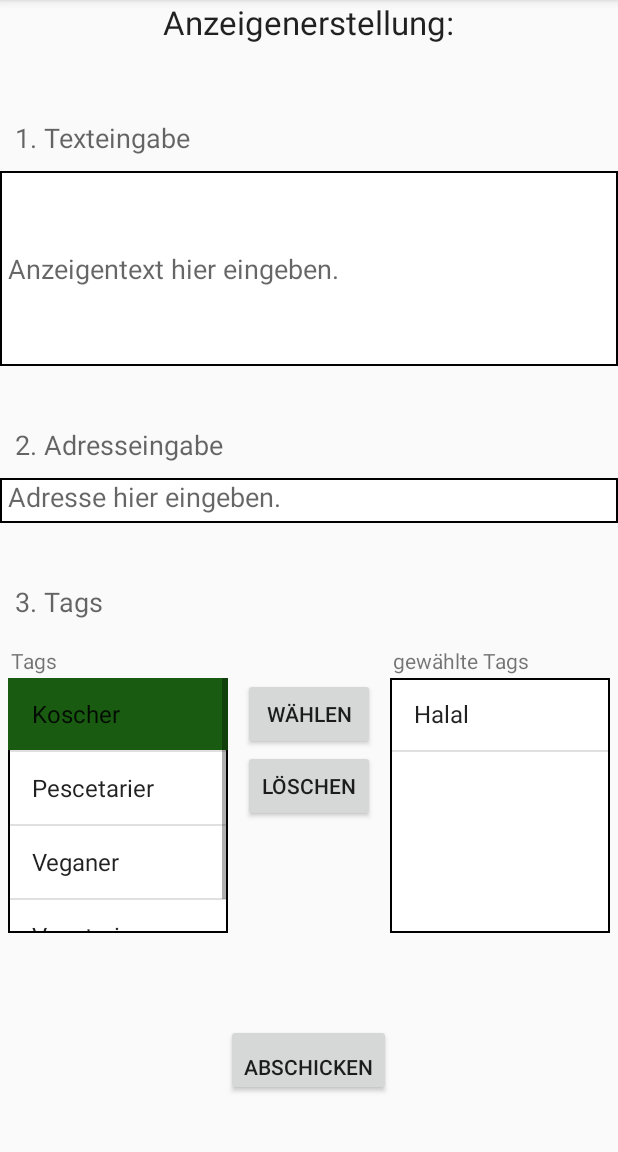
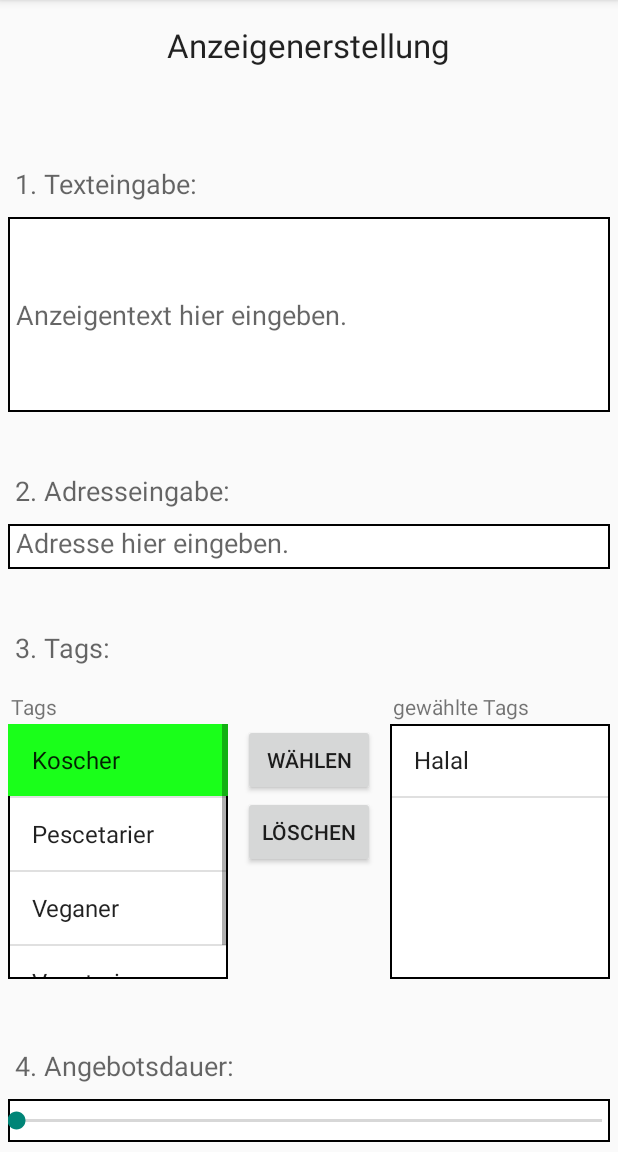
Before and after one commit to Goodf3lla/Application-nosensitivity, an Android app: the fragment SecondFragment placed in its activity, after a tap on "WÄHLEN", on a phone screen of 412 x 824 dp, the part 84-1236 px from its top. Run offline under Robolectric (Android 15) with nearby library versions, the phone set to English and light mode, and no system bars; 4 statements that could not run were skipped; 1 other tap on this screen came first.

Commit message:
SecondFragment done

```diff
--- a/app/src/main/java/de/smartdev/application_nosensitivity/SecondFragment.java
+++ b/app/src/main/java/de/smartdev/application_nosensitivity/SecondFragment.java
@@ -33,8 +33,8 @@ public class SecondFragment extends Fragment {
     String Anzeigenadresse;
     ArrayList<String> alleTags = new ArrayList();
     ArrayList<String> gewaehlteTags = new ArrayList();
-    String auswahlRemove = "";              //to avoid NullpointerException
-    String auswahlAdd = "";
+    String auswahlRemove;
+    String auswahlAdd;
     private OnFragmentInteractionListener mListener;
 
 
--- a/app/src/main/java/de/smartdev/application_nosensitivity/login/RegisterBusiness.java
+++ b/app/src/main/java/de/smartdev/application_nosensitivity/login/RegisterBusiness.java
@@ -9,7 +9,7 @@ import android.support.v7.widget.Toolbar;
 import de.smartdev.application_nosensitivity.R;
 
 public class RegisterBusiness extends AppCompatActivity {
-
+    //check spelling
     @Override
     protected void onCreate(Bundle savedInstanceState) {
         super.onCreate(savedInstanceState);
--- a/app/src/main/res/layout/fragment_second.xml
+++ b/app/src/main/res/layout/fragment_second.xml
@@ -14,7 +14,8 @@
             android:layout_height="wrap_content"
             android:layout_alignParentTop="true"
             android:layout_centerHorizontal="true"
-            android:text="Anzeigenerstellung:"
+            android:padding="15dp"
+            android:text="Anzeigenerstellung"
             android:textAppearance="?android:attr/textAppearanceLarge" />
 
         <TextView
@@ -25,7 +26,7 @@
             android:layout_below="@+id/textView_überschrift"
             android:layout_marginTop="40dp"
             android:padding="10dp"
-            android:text="1. Texteingabe"
+            android:text="1. Texteingabe:"
             android:textAppearance="?android:attr/textAppearanceMedium" />
 
         <EditText
@@ -37,6 +38,8 @@
             android:layout_alignParentRight="true"
             android:layout_alignParentStart="true"
             android:layout_below="@+id/textView_Texteingabe"
+            android:layout_marginLeft="5dp"
+            android:layout_marginRight="5dp"
             android:layout_marginTop="0dp"
             android:background="@drawable/outline_box_black"
             android:hint="Anzeigentext hier eingeben."
@@ -49,7 +52,7 @@
             android:layout_below="@+id/edit_Anzeigentext"
             android:layout_marginTop="30dp"
             android:padding="10dp"
-            android:text="2. Adresseingabe"
+            android:text="2. Adresseingabe:"
             android:textAppearance="?android:attr/textAppearanceMedium" />
 
         <EditText
@@ -61,6 +64,8 @@
             android:layout_alignParentRight="true"
             android:layout_alignParentStart="true"
             android:layout_below="@+id/textView_Adresseingabe"
+            android:layout_marginLeft="5dp"
+            android:layout_marginRight="5dp"
             android:layout_marginTop="0dp"
             android:background="@drawable/outline_box_black"
             android:hint="Adresse hier eingeben."
@@ -73,7 +78,7 @@
             android:layout_below="@+id/editText_Adresseingabe"
             android:layout_marginTop="30dp"
             android:padding="10dp"
-            android:text="3. Tags"
+            android:text="3. Tags:"
             android:textAppearance="?android:attr/textAppearanceMedium" />
 
         <RelativeLayout
@@ -83,7 +88,6 @@
             android:layout_alignParentLeft="true"
             android:layout_alignParentStart="true"
             android:layout_below="@+id/tag_topic"
-            android:layout_marginBottom="50dp"
             android:padding="5dp">
 
             <TextView
@@ -135,7 +139,7 @@
                 android:layout_marginRight="10dp"
                 android:layout_toLeftOf="@+id/wählen"
                 android:background="@drawable/outline_box_black"
-                android:listSelector="#195c11" />
+                android:listSelector="#1AFF1A" />
 
             <ListView
                 android:id="@+id/ausgewaehlte_tag_liste"
@@ -146,17 +150,41 @@
                 android:layout_toEndOf="@+id/wählen"
                 android:layout_toRightOf="@+id/wählen"
                 android:background="@drawable/outline_box_black"
-                android:listSelector="#195c11" />
+                android:listSelector="#1AFF1A" />
         </RelativeLayout>
+
+        <TextView
+            android:id="@+id/timetolive_sektion"
+            android:layout_width="wrap_content"
+            android:layout_height="wrap_content"
+            android:layout_below="@+id/tag_sektion"
+            android:layout_marginTop="30dp"
+            android:padding="10dp"
+            android:text="4. Angebotsdauer:"
+            android:textAppearance="?android:attr/textAppearanceMedium" />
+
+        <SeekBar
+            android:id="@+id/timetolive_bar"
+            android:layout_width="match_parent"
+            android:layout_height="wrap_content"
+            android:layout_alignParentLeft="true"
+            android:layout_alignParentStart="true"
+            android:layout_below="@+id/timetolive_sektion"
+            android:layout_marginLeft="5dp"
+            android:layout_marginRight="5dp"
+            android:layout_marginTop="0dp"
+            android:background="@drawable/outline_box_black"
+            android:padding="5dp" />
+
 
         <Button
             android:id="@+id/Anzeige_abschicken"
             android:layout_width="wrap_content"
             android:layout_height="wrap_content"
             android:layout_alignParentBottom="true"
-            android:layout_below="@+id/tag_sektion"
+            android:layout_below="@+id/timetolive_bar"
             android:layout_centerHorizontal="true"
-            android:layout_marginTop="5dp"
+            android:layout_marginTop="30dp"
             android:gravity="bottom"
             android:text="abschicken" />
 
```
